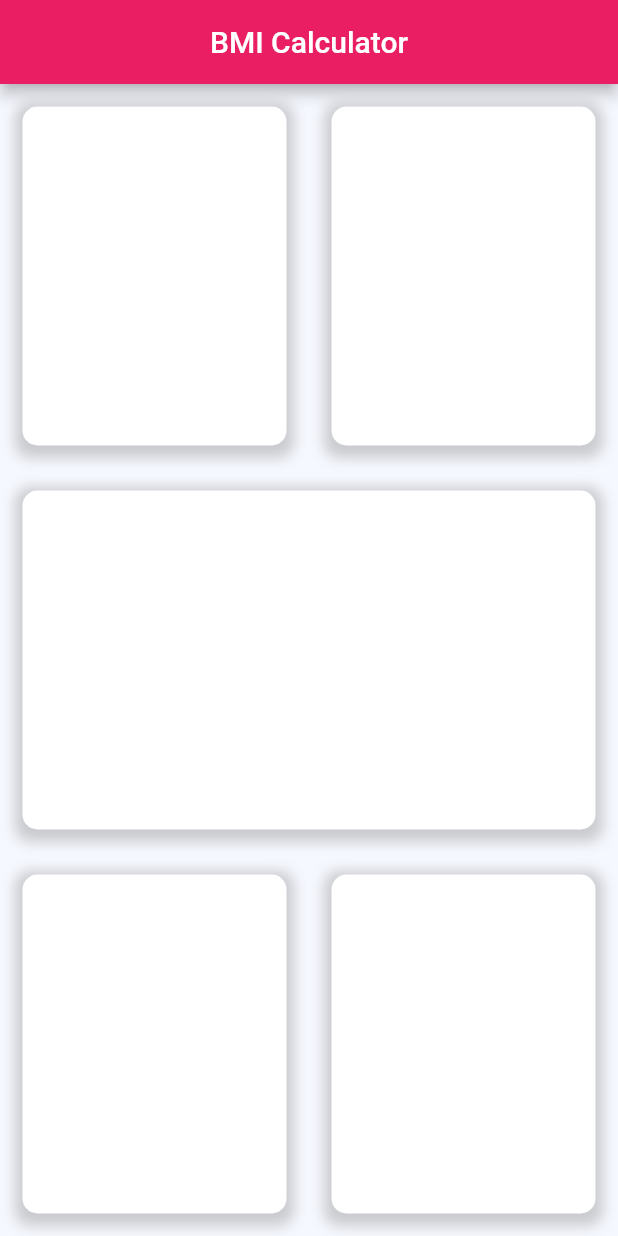
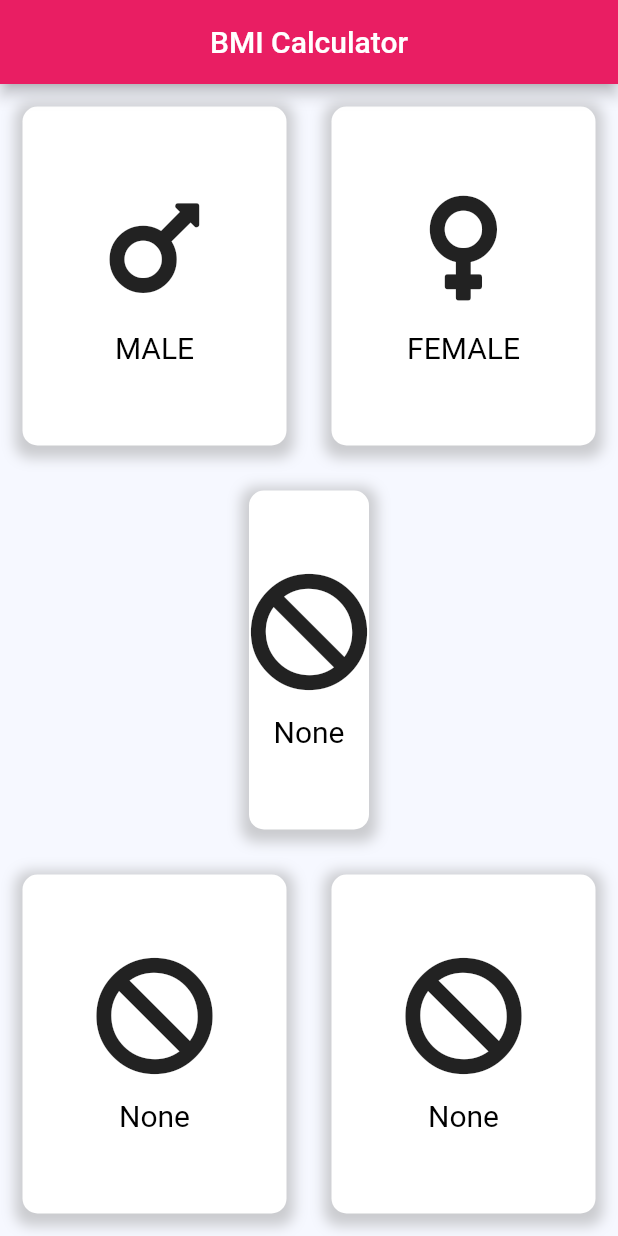
Before and after one commit to SomyaRanjanSahu/BMI-Calculator, a Flutter app: the screen it shows after launch, on a phone screen of 412 x 824 dp. Run offline on Flutter 3.47's test engine with Material 2 defaults, Android fonts, the phone set to English and light mode, and no system bars; our stand-ins replace font_awesome_flutter.

Commit message:
Imported FontAwesome icons, Extracted two classes

```diff
--- /dev/null
+++ b/lib/container_box.dart
@@ -0,0 +1,26 @@
+import 'package:flutter/material.dart';
+
+class ContainerBox extends StatelessWidget {
+  ContainerBox({required this.boxColor, required this.childWidget});
+  final Color boxColor;
+  final Widget childWidget;
+
+  @override
+  Widget build(BuildContext context) {
+    return Container(
+      child: childWidget,
+      margin: const EdgeInsets.all(15.0),
+      decoration: BoxDecoration(
+          borderRadius: BorderRadius.circular(10.0),
+          color: boxColor,
+          boxShadow: [
+            BoxShadow(
+              color: Colors.grey.withOpacity(0.5),
+              spreadRadius: 5.0,
+              blurRadius: 7.0,
+              offset: const Offset(0, 3),
+            )
+          ]),
+    );
+  }
+}
--- /dev/null
+++ b/lib/data_container.dart
@@ -0,0 +1,31 @@
+import 'package:flutter/material.dart';
+
+class DataContainer extends StatelessWidget {
+
+  final textStyle1 = const TextStyle(
+            color: Color(0xFF000000),
+            fontSize: 20.0,
+          );
+
+  DataContainer({required this.icon, required this.title});
+  final IconData icon;
+  final String title;
+
+  @override
+  Widget build(BuildContext context) {
+    return Column(
+      mainAxisAlignment: MainAxisAlignment.center,
+      children: <Widget>[
+        Icon(
+          icon,
+          size: 80.0,
+        ),
+        const SizedBox(height: 15.0),
+        Text(
+          title,
+          style: textStyle1
+        ),
+      ],
+    );
+  }
+}
--- a/lib/main_screen.dart
+++ b/lib/main_screen.dart
@@ -1,4 +1,10 @@
 import 'package:flutter/material.dart';
+import 'package:font_awesome_flutter/font_awesome_flutter.dart';
+import 'container_box.dart';
+import 'data_container.dart';
+
+const activeColor = Colors.pink;
+const inActieColor = Color(0xFFffffff);
 
 class MainScreen extends StatefulWidget {
   const MainScreen({Key? key}) : super(key: key);
@@ -21,24 +27,40 @@ class _MainScreenState extends State<MainScreen> {
               child: Row(
             children: <Widget>[
               Expanded(
-                child: ContainerBox(boxColor: const Color(0xFFffffff)),
+                child: ContainerBox(
+                  boxColor: const Color(0xFFffffff),
+                  childWidget:
+                      DataContainer(icon: FontAwesomeIcons.mars, title: "MALE"),
+                ),
               ),
               Expanded(
-                child: ContainerBox(boxColor: const Color(0xFFffffff)),
+                child: ContainerBox(
+                    boxColor: const Color(0xFFffffff),
+                    childWidget: DataContainer(
+                        icon: FontAwesomeIcons.venus, title: "FEMALE")),
               ),
             ],
           )),
           Expanded(
-            child: ContainerBox(boxColor: const Color(0xFFffffff)),
+            child: ContainerBox(
+                boxColor: const Color(0xFFffffff),
+                childWidget:
+                    DataContainer(icon: FontAwesomeIcons.ban, title: "None")),
           ),
           Expanded(
               child: Row(
             children: <Widget>[
               Expanded(
-                child: ContainerBox(boxColor: const Color(0xFFffffff)),
+                child: ContainerBox(
+                    boxColor: const Color(0xFFffffff),
+                    childWidget: DataContainer(
+                        icon: FontAwesomeIcons.ban, title: "None")),
               ),
               Expanded(
-                child: ContainerBox(boxColor: const Color(0xFFffffff)),
+                child: ContainerBox(
+                    boxColor: const Color(0xFFffffff),
+                    childWidget: DataContainer(
+                        icon: FontAwesomeIcons.ban, title: "None")),
               ),
             ],
           )),
@@ -47,26 +69,3 @@ class _MainScreenState extends State<MainScreen> {
     );
   }
 }
-
-class ContainerBox extends StatelessWidget {
-  ContainerBox({required this.boxColor});
-  final Color boxColor;
-
-  @override
-  Widget build(BuildContext context) {
-    return Container(
-      margin: const EdgeInsets.all(15.0),
-      decoration: BoxDecoration(
-          borderRadius: BorderRadius.circular(10.0),
-          color: boxColor,
-          boxShadow: [
-            BoxShadow(
-              color: Colors.grey.withOpacity(0.5),
-              spreadRadius: 5.0,
-              blurRadius: 7.0,
-              offset: const Offset(0, 3),
-            )
-          ]),
-    );
-  }
-}
```
